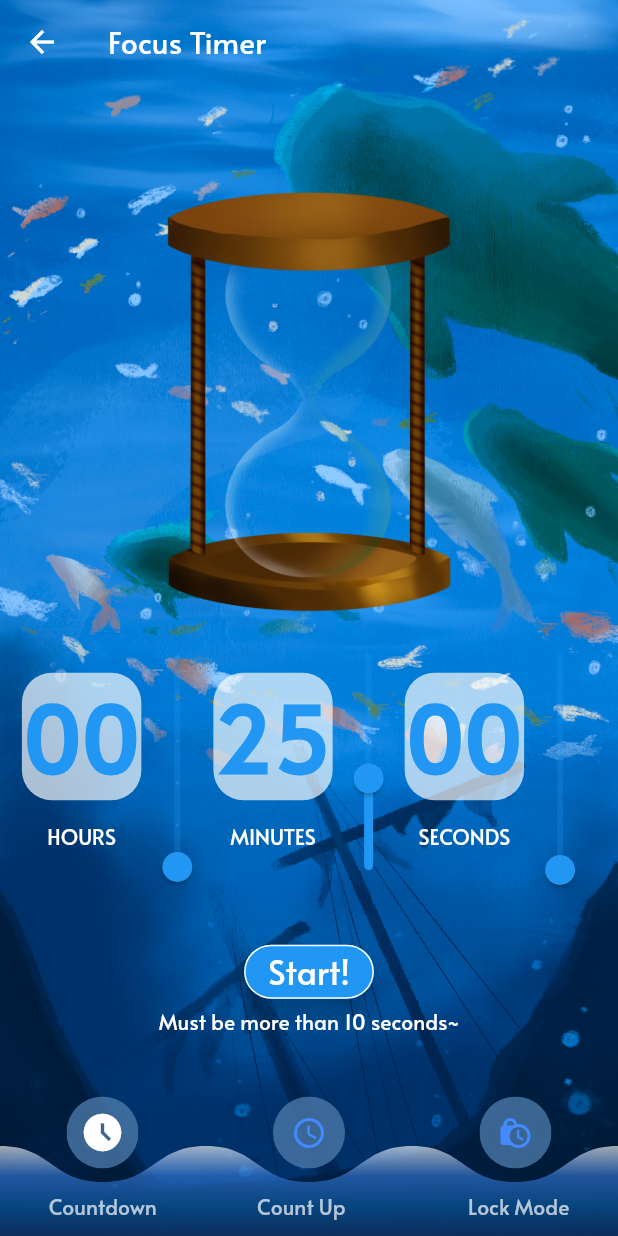
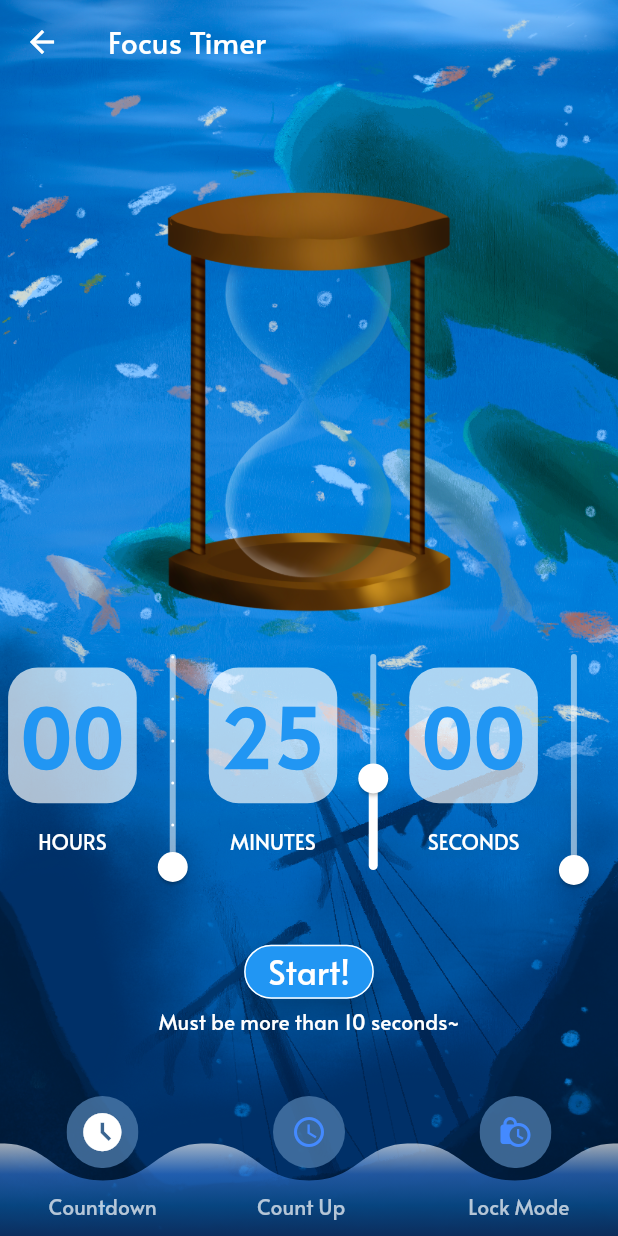
Before and after one commit to optionalemon/AquaFocus, a Flutter app: the FocusTimerScreen screen opened directly, on a phone screen of 412 x 824 dp. Run offline on Flutter 3.47's test engine with Material 2 defaults, Android fonts, the phone set to English and light mode, and no system bars; our stand-ins replace cloud_firestore, firebase_auth, firebase_core, flutter_bloc, google_sign_in, table_calendar; missing offline and left inert: flutter_facebook_auth; accounts and stored records are empty.

```diff
--- a/lib/main.dart
+++ b/lib/main.dart
@@ -10,7 +10,7 @@ import 'firebase_options.dart';
 void main() async {
   WidgetsFlutterBinding.ensureInitialized();
   await Firebase.initializeApp(
-    name: 'name-here',
+    name: 'AquaFocus',
     options: DefaultFirebaseOptions.currentPlatform,
   );
   runApp(BlocProvider(
@@ -51,7 +51,7 @@ class _MyAppState extends State<MyApp> with WidgetsBindingObserver {
               fontFamily: 'Alata',
               primarySwatch: Colors.blue,
             ),
-            home:const SignInScreen(),
+            home:SignInScreen(),
           );
         });
   }
--- a/lib/screens/FocusTimer/CountDown/countdown_screen.dart
+++ b/lib/screens/FocusTimer/CountDown/countdown_screen.dart
@@ -47,7 +47,7 @@ class _CountDownScreenState extends State<CountDownScreen> {
 
   @override
   Widget build(BuildContext context) {
-    Size screenSize = MediaQuery.of(context).size;
+    Size size = MediaQuery.of(context).size;
     List currTimeStr = CountDownHelper().timeString(duration.inSeconds);
     return Container(
         constraints: const BoxConstraints.expand(),
@@ -59,24 +59,23 @@ class _CountDownScreenState extends State<CountDownScreen> {
         ),
         child: Column(
           children: [
-            SizedBox(height: screenSize.height * 0.1),
-            Container(
-              child: Column(
+            SizedBox(height: size.height * 0.1),
+            Column(
               children: [
-                  SizedBox(height: screenSize.height * 0.05),
+                SizedBox(height: size.height * 0.05),
                 Image.asset(
                   'assets/images/hourglass.png',
-                    height: screenSize.height * 0.35,
+                  height: size.height * 0.35,
                 ),
                 hvStarted
-                      ? SizedBox(height: screenSize.height * 0.05)
+                    ? SizedBox(height: size.height * 0.05)
                     : Container(),
                 Row(
                   mainAxisAlignment: MainAxisAlignment.center,
                   children: [
-                      buildTimeCard(currTimeStr[0], 'HOURS'),
+                    buildTimeCard(currTimeStr[0], 'HOURS',size),
                     hvStarted
-                          ? Container()
+                        ? SizedBox(width: size.width * 0.02)
                         : RotatedBox(
                             quarterTurns: 3,
                             child: Slider(
@@ -93,11 +92,13 @@ class _CountDownScreenState extends State<CountDownScreen> {
                               },
                               min: 0,
                               max: 5,
+                              activeColor: Colors.white,
+                              inactiveColor: Color.fromARGB(136, 255, 255, 255),
                               divisions: 5,
                             )),
-                      buildTimeCard(currTimeStr[1], 'MINUTES'),
+                    buildTimeCard(currTimeStr[1], 'MINUTES',size),
                     hvStarted
-                          ? Container()
+                        ? SizedBox(width: size.width * 0.02)
                         : RotatedBox(
                             quarterTurns: 3,
                             child: Slider(
@@ -114,10 +115,12 @@ class _CountDownScreenState extends State<CountDownScreen> {
                               },
                               min: 0,
                               max: 59,
+                              activeColor: Colors.white,
+                              inactiveColor: Color.fromARGB(136, 255, 255, 255),
                             )),
-                      buildTimeCard(currTimeStr[2], 'SECONDS'),
+                    buildTimeCard(currTimeStr[2], 'SECONDS',size),
                     hvStarted
-                          ? Container()
+                        ? SizedBox(width: size.width * 0.02)
                         : RotatedBox(
                             quarterTurns: 3,
                             child: Slider(
@@ -134,6 +137,8 @@ class _CountDownScreenState extends State<CountDownScreen> {
                               },
                               min: 0,
                               max: 59,
+                              activeColor: Colors.white,
+                              inactiveColor: Color.fromARGB(136, 255, 255, 255),
                             )),
                   ],
                 ),
@@ -146,7 +151,6 @@ class _CountDownScreenState extends State<CountDownScreen> {
                             color: Color.fromARGB(255, 255, 255, 255)),
                       ),
               ],
-              ),
             ),
           ],
         ));
@@ -250,27 +254,25 @@ class _CountDownScreenState extends State<CountDownScreen> {
     );
   }
 
-  buildTimeCard(String time, String title) {
+buildTimeCard(String time, String title, Size size) {
     return Column(
       children: [
         Container(
-          padding: hvStarted ? EdgeInsets.all(8) : EdgeInsets.all(1),
+          padding: EdgeInsets.all(size.width * 0.02),
           decoration: BoxDecoration(
             color: Color.fromARGB(172, 255, 255, 255),
             borderRadius: BorderRadius.circular(20),
           ),
-          child: Center(
           child: Text(
             time,
             style: TextStyle(
               fontWeight: FontWeight.bold,
               color: Colors.blue,
-                fontSize: 60,
+              fontSize: hvStarted? size.height * 0.1 : size.height * 0.065,
             ),
           ),
         ),
-        ),
-        SizedBox( height: 15),
+        SizedBox( height: size.height * 0.02),
         Text(
           title,
           style: TextStyle(color: Colors.white),
--- a/lib/screens/FocusTimer/focus_timer_screen.dart
+++ b/lib/screens/FocusTimer/focus_timer_screen.dart
@@ -32,6 +32,7 @@ class _FocusTimerScreenState extends State<FocusTimerScreen> {
 
 //bottom navigation bar
   _getNavBar(context) {
+    Size size = MediaQuery.of(context).size;
     return Stack(
       children: <Widget>[
         Positioned(
@@ -39,7 +40,7 @@ class _FocusTimerScreenState extends State<FocusTimerScreen> {
           child: ClipPath(
             clipper: NavBarClipper(),
             child: Container(
-              height: 60,
+              height: size.height * 0.075,
               width: MediaQuery.of(context).size.width,
               decoration: const BoxDecoration(
                   gradient: LinearGradient(
@@ -55,35 +56,35 @@ class _FocusTimerScreenState extends State<FocusTimerScreen> {
           ),
         ),
         Positioned(
-            bottom: 45,
-            width: MediaQuery.of(context).size.width,
+            bottom: size.height * 0.055,
+            width: size.width,
             child: Row(
               mainAxisAlignment: MainAxisAlignment.spaceEvenly,
               children: <Widget>[
                 _buildNavItem(Icons.access_time_filled, context, 0),
-                const SizedBox(width: 1),
+                SizedBox(width: size.width*0.0025),
                 _buildNavItem(Icons.access_time, context, 1),
-                const SizedBox(width: 1),
+                SizedBox(width: size.width*0.0025),
                 _buildNavItem(Icons.lock_clock, context, 2),
               ],
             )),
         Positioned(
-            bottom: 10,
+            bottom: size.height * 0.0125,
             width: MediaQuery.of(context).size.width,
             child: Row(
                 mainAxisAlignment: MainAxisAlignment.spaceEvenly,
-                children: const <Widget>[
+                children:  <Widget>[
                   Text("Countdown",
                       style: TextStyle(
                           color: Colors.white70, fontWeight: FontWeight.w500)),
                   SizedBox(
-                    width: 2,
+                    width: size.width*0.005,
                   ),
                   Text("Count Up  ",
                       style: TextStyle(
                           color: Colors.white70, fontWeight: FontWeight.w500)),
                   SizedBox(
-                    width: 10,
+                    width: size.width*0.025,
                   ),
                   Text("Lock Mode",
                       style: TextStyle(
@@ -94,6 +95,7 @@ class _FocusTimerScreenState extends State<FocusTimerScreen> {
   }
 
   Widget _buildNavItem(IconData icon, BuildContext context, int index) {
+    Size size = MediaQuery.of(context).size;
     return Material(
       color: Colors.transparent,
       child: Center(
@@ -104,7 +106,7 @@ class _FocusTimerScreenState extends State<FocusTimerScreen> {
           ),
           child: pressed[index]
               ? IconButton(
-                  icon: Icon(icon,size:30),
+                  icon: Icon(icon, size: size.height * 0.037),
                   color: Colors.white,
                   onPressed: () {
                     setState(() {
```
Also changed, not shown: lib/screens/FocusTimer/countup_screen.dart (+9 -9 lines), lib/screens/UserPages/Shop/details_screen.dart (+7 -6 lines), lib/screens/UserPages/Shop/shop_screen.dart (+14 -4 lines), lib/screens/home_screen.dart (+81 -53 lines). Lines whose indentation alone changed are shown as unchanged.
